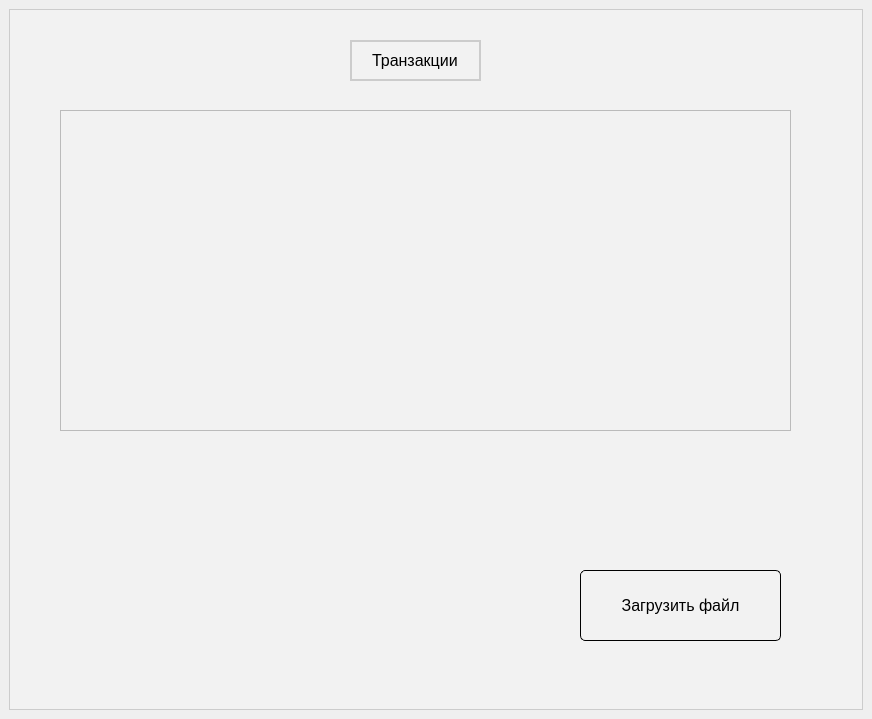
This is exam/mainwindow.ui in Fxsh-pro/221_329_Nikishaev as Qt 5 draws it before an edit. The edited form follows.
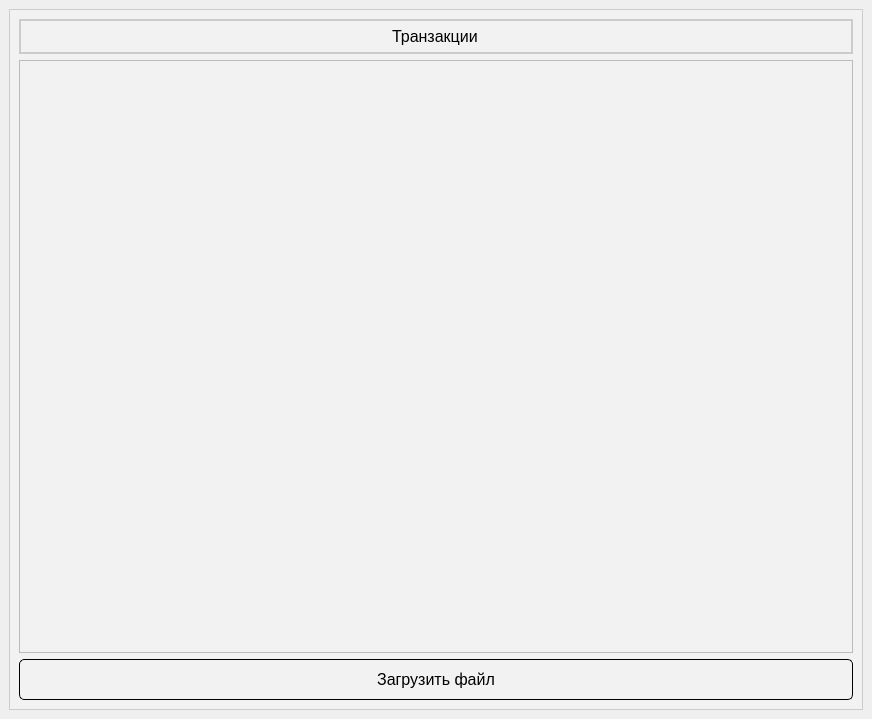
This is the edited form.

Diff of the .ui file:
```diff
--- a/exam/mainwindow.ui
+++ b/exam/mainwindow.ui
@@ -154,25 +154,9 @@
        </layout>
       </widget>
       <widget class="QWidget" name="mainPage">
-       <widget class="QPlainTextEdit" name="transactionsList">
-        <property name="geometry">
-         <rect>
-          <x>50</x>
-          <y>100</y>
-          <width>731</width>
-          <height>321</height>
-         </rect>
-        </property>
-       </widget>
+       <layout class="QVBoxLayout" name="verticalLayout">
+        <item>
        <widget class="QLineEdit" name="lineEdit">
-        <property name="geometry">
-         <rect>
-          <x>340</x>
-          <y>30</y>
-          <width>131</width>
-          <height>41</height>
-         </rect>
-        </property>
         <property name="text">
          <string>Транзакции</string>
         </property>
@@ -183,19 +167,18 @@
          <bool>true</bool>
         </property>
        </widget>
+        </item>
+        <item>
+         <widget class="QPlainTextEdit" name="transactionsList"/>
+        </item>
+        <item>
        <widget class="QPushButton" name="uploadFileButton">
-        <property name="geometry">
-         <rect>
-          <x>570</x>
-          <y>560</y>
-          <width>201</width>
-          <height>71</height>
-         </rect>
-        </property>
         <property name="text">
          <string>Загрузить файл</string>
         </property>
        </widget>
+        </item>
+       </layout>
       </widget>
      </widget>
     </item>
```
Lines whose indentation alone changed are shown as unchanged.
